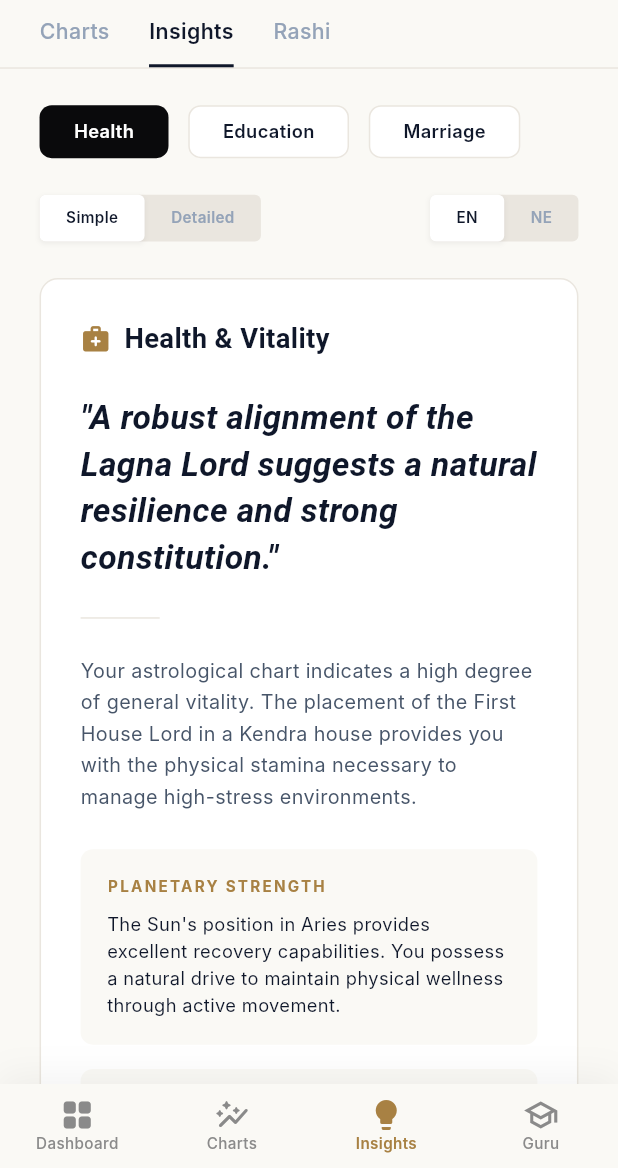
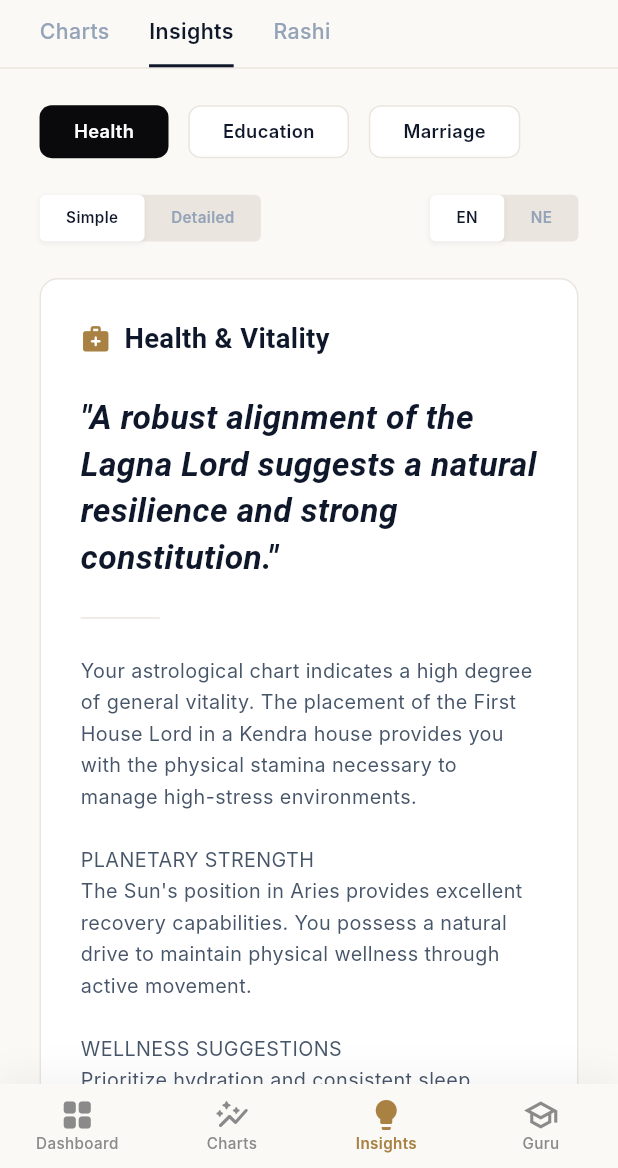
Before and after one commit to kiranshah59/Digital_kundali, a Flutter app: the InsightsScreen screen opened directly, on a phone screen of 412 x 824 dp, the part 68-1236 px from its top. Run offline on Flutter 3.47's test engine with Material 3 defaults, Android fonts, the phone set to English and light mode, and no system bars; our stand-ins replace flutter_screenutil, flutter_svg; accounts and stored records are empty; network calls fail; Roboto replaces fonts that are missing (Georgia, Inter).

Commit message:
Update app: implement insights feature and UI updates

```diff
--- a/lib/core/services/chart_service.dart
+++ b/lib/core/services/chart_service.dart
@@ -2,6 +2,7 @@ import 'dart:convert';
 import 'package:http/http.dart' as http;
 import '../../models/chart_model.dart';
 import '../../models/nepali_kundali_model.dart';
+import '../../models/insight_model.dart';
 import 'auth_service.dart';
 
 class ChartService {
@@ -114,6 +115,74 @@ class ChartService {
       return {
         'success': true,
         'data': _getMockNepali(chartId),
+      };
+    }
+  }
+
+  // --- INSIGHTS ---
+
+  static Future<Map<String, dynamic>> getInsight(int chartId, String topicSlug, {String language = 'en', String style = 'technical'}) async {
+    final url = Uri.parse('$baseUrl/charts/$chartId/insights/$topicSlug?language=$language&style=$style');
+    try {
+      final response = await http.get(
+        url,
+        headers: {
+          'Content-Type': 'application/json',
+          'Accept': 'application/json',
+          if (AuthService.token != null) 'Authorization': 'Bearer ${AuthService.token}',
+        },
+      );
+
+      final decodedData = jsonDecode(response.body);
+
+      if (response.statusCode >= 200 && response.statusCode < 300) {
+        return {
+          'success': true,
+          'data': InsightModel.fromJson(decodedData['data']),
+        };
+      } else {
+        return {
+          'success': false,
+          'message': decodedData['message'] ?? 'Insight not found',
+        };
+      }
+    } catch (e) {
+      return {
+        'success': false,
+        'message': 'Network error',
+      };
+    }
+  }
+
+  static Future<Map<String, dynamic>> regenerateInsight(int chartId, String topicSlug, {String language = 'en', String style = 'technical'}) async {
+    final url = Uri.parse('$baseUrl/charts/$chartId/insights/$topicSlug/regenerate?language=$language&style=$style');
+    try {
+      final response = await http.post(
+        url,
+        headers: {
+          'Content-Type': 'application/json',
+          'Accept': 'application/json',
+          if (AuthService.token != null) 'Authorization': 'Bearer ${AuthService.token}',
+        },
+      );
+
+      final decodedData = jsonDecode(response.body);
+
+      if (response.statusCode >= 200 && response.statusCode < 300) {
+        return {
+          'success': true,
+          'data': InsightModel.fromJson(decodedData['data']),
+        };
+      } else {
+        return {
+          'success': false,
+          'message': decodedData['message'] ?? 'Failed to regenerate insight',
+        };
+      }
+    } catch (e) {
+      return {
+        'success': false,
+        'message': 'Network error',
       };
     }
   }
--- /dev/null
+++ b/lib/models/insight_model.dart
@@ -0,0 +1,31 @@
+class InsightModel {
+  final int id;
+  final int chartId;
+  final int insightTopicId;
+  final String topicSlug;
+  final String language;
+  final String style;
+  final String content;
+
+  InsightModel({
+    required this.id,
+    required this.chartId,
+    required this.insightTopicId,
+    required this.topicSlug,
+    required this.language,
+    required this.style,
+    required this.content,
+  });
+
+  factory InsightModel.fromJson(Map<String, dynamic> json) {
+    return InsightModel(
+      id: json['id'] ?? 0,
+      chartId: json['chart_id'] ?? 0,
+      insightTopicId: json['insight_topic_id'] ?? 0,
+      topicSlug: json['topic_slug'] ?? '',
+      language: json['language'] ?? 'en',
+      style: json['style'] ?? 'technical',
+      content: json['content'] ?? '',
+    );
+  }
+}
--- a/lib/screens/kundali/insights_screen.dart
+++ b/lib/screens/kundali/insights_screen.dart
@@ -1,7 +1,9 @@
 import 'package:flutter/material.dart';
 import 'package:flutter_screenutil/flutter_screenutil.dart';
-import 'lagna_chart_screen.dart';
 import 'rashi_screen.dart';
+import '../../core/services/chart_service.dart';
+import '../../models/chart_model.dart';
+import '../../models/insight_model.dart';
 
 class InsightsScreen extends StatefulWidget {
   final dynamic profileData;
@@ -15,6 +17,86 @@ class InsightsScreen extends StatefulWidget {
 class _InsightsScreenState extends State<InsightsScreen> {
   bool _isDetailed = false;
   bool _showEnglish = true;
+
+  bool _isLoading = true;
+  String? _errorMessage;
+  InsightModel? _insightModel;
+  int? _chartId;
+
+  @override
+  void initState() {
+    super.initState();
+    _fetchInsightData();
+  }
+
+  Future<void> _fetchInsightData() async {
+    setState(() { _isLoading = true; _errorMessage = null; });
+
+    final String fullName = widget.profileData?['full_name'] ?? 'Unknown';
+    final profileId = widget.profileData?['id'] ?? fullName.hashCode.abs();
+
+    if (_chartId == null) {
+      final chartRes = await ChartService.getChart(profileId);
+      if (chartRes['success']) {
+        _chartId = (chartRes['data'] as ChartModel).id;
+      } else {
+        // Fallback to profileId for mock generation if chart not found
+        _chartId = profileId;
+      }
+    }
+
+    String lang = _showEnglish ? 'en' : 'ne';
+    String apiStyle = _isDetailed ? 'technical' : 'simple';
+
+    final insightRes = await ChartService.getInsight(_chartId!, 'health', language: lang, style: apiStyle);
+
+    if (insightRes['success']) {
+      setState(() {
+        _insightModel = insightRes['data'];
+        _isLoading = false;
+      });
+    } else {
+      // Mock fallback
+      setState(() {
+        _insightModel = InsightModel(
+          id: 1,
+          chartId: _chartId!,
+          insightTopicId: 1,
+          topicSlug: 'health',
+          language: lang,
+          style: apiStyle,
+          content: 'Your astrological chart indicates a high degree of general vitality. The placement of the First House Lord in a Kendra house provides you with the physical stamina necessary to manage high-stress environments.\n\nPLANETARY STRENGTH\nThe Sun\'s position in Aries provides excellent recovery capabilities. You possess a natural drive to maintain physical wellness through active movement.\n\nWELLNESS SUGGESTIONS\nPrioritize hydration and consistent sleep cycles. Moderate fire-based activities (Agni Yoga) can help balance your internal metabolic furnace.',
+        );
+        _isLoading = false;
+      });
+    }
+  }
+
+  Future<void> _regenerateInsight() async {
+    if (_chartId == null) return;
+    setState(() { _isLoading = true; _errorMessage = null; });
+
+    String lang = _showEnglish ? 'en' : 'ne';
+    String apiStyle = _isDetailed ? 'technical' : 'simple';
+
+    final insightRes = await ChartService.regenerateInsight(_chartId!, 'health', language: lang, style: apiStyle);
+
+    if (insightRes['success']) {
+      setState(() {
+        _insightModel = insightRes['data'];
+        _isLoading = false;
+      });
+    } else {
+      setState(() {
+        _isLoading = false;
+        _errorMessage = insightRes['message'];
+      });
+      // Show snackbar
+      if (mounted) {
+        ScaffoldMessenger.of(context).showSnackBar(SnackBar(content: Text(insightRes['message'] ?? 'Failed to regenerate')));
+      }
+    }
+  }
 
   @override
   Widget build(BuildContext context) {
@@ -135,8 +217,8 @@ class _InsightsScreenState extends State<InsightsScreen> {
                     ),
                     child: Row(
                       children: [
-                        _buildToggle('Simple', !_isDetailed, () => setState(() => _isDetailed = false)),
-                        _buildToggle('Detailed', _isDetailed, () => setState(() => _isDetailed = true)),
+                        _buildToggle('Simple', !_isDetailed, () { setState(() => _isDetailed = false); _fetchInsightData(); }),
+                        _buildToggle('Detailed', _isDetailed, () { setState(() => _isDetailed = true); _fetchInsightData(); }),
                       ],
                     ),
                   ),
@@ -148,8 +230,8 @@ class _InsightsScreenState extends State<InsightsScreen> {
                     ),
                     child: Row(
                       children: [
-                        _buildToggle('EN', _showEnglish, () => setState(() => _showEnglish = true)),
-                        _buildToggle('NE', !_showEnglish, () => setState(() => _showEnglish = false)),
+                        _buildToggle('EN', _showEnglish, () { setState(() => _showEnglish = true); _fetchInsightData(); }),
+                        _buildToggle('NE', !_showEnglish, () { setState(() => _showEnglish = false); _fetchInsightData(); }),
                       ],
                     ),
                   ),
@@ -159,6 +241,11 @@ class _InsightsScreenState extends State<InsightsScreen> {
             SizedBox(height: 24.h),
 
             // Main Health Card
+            if (_isLoading)
+              Center(child: Padding(padding: EdgeInsets.all(32.w), child: CircularProgressIndicator(color: const Color(0xFFA88143))))
+            else if (_errorMessage != null)
+              Center(child: Padding(padding: EdgeInsets.all(32.w), child: Text(_errorMessage!, style: TextStyle(color: Colors.red))))
+            else
               Padding(
               padding: EdgeInsets.symmetric(horizontal: 24.w),
               child: Container(
@@ -203,23 +290,13 @@ class _InsightsScreenState extends State<InsightsScreen> {
                     Container(width: 48.w, height: 1.h, color: const Color(0xFFEAE6DF)),
                     SizedBox(height: 24.h),
                     Text(
-                      'Your astrological chart indicates a high degree of general vitality. The placement of the First House Lord in a Kendra house provides you with the physical stamina necessary to manage high-stress environments.',
+                      _insightModel?.content ?? 'Your astrological chart indicates a high degree of general vitality...',
                       style: TextStyle(
                         fontFamily: 'Inter',
                         fontSize: 13.sp,
                         color: const Color(0xFF475569),
                         height: 1.6,
                       ),
-                    ),
-                    SizedBox(height: 24.h),
-                    _buildSubSection(
-                      'PLANETARY STRENGTH',
-                      'The Sun\'s position in Aries provides excellent recovery capabilities. You possess a natural drive to maintain physical wellness through active movement.',
-                    ),
-                    SizedBox(height: 16.h),
-                    _buildSubSection(
-                      'WELLNESS SUGGESTIONS',
-                      'Prioritize hydration and consistent sleep cycles. Moderate fire-based activities (Agni Yoga) can help balance your internal metabolic furnace.',
                     ),
                     SizedBox(height: 32.h),
                     Divider(color: const Color(0xFFEAE6DF), height: 1),
@@ -242,21 +319,24 @@ class _InsightsScreenState extends State<InsightsScreen> {
                             ),
                           ],
                         ),
-                        Row(
+                        GestureDetector(
+                          onTap: _regenerateInsight,
+                          child: Row(
                             children: [
                               Text(
-                              'Share\nReport',
+                                'Regenerate\nInsight',
                                 textAlign: TextAlign.right,
                                 style: TextStyle(
                                   fontFamily: 'Inter',
                                   fontSize: 12.sp,
                                   fontWeight: FontWeight.w600,
-                                color: const Color(0xFF0F172A),
+                                  color: const Color(0xFFA88143),
                                 ),
                               ),
                               SizedBox(width: 8.w),
-                            Icon(Icons.share, size: 16.sp, color: const Color(0xFF0F172A)),
+                              Icon(Icons.refresh, size: 16.sp, color: const Color(0xFFA88143)),
                             ],
+                          ),
                         ),
                       ],
                     ),
--- a/lib/screens/kundali/lagna_chart_screen.dart
+++ b/lib/screens/kundali/lagna_chart_screen.dart
@@ -328,7 +328,7 @@ class _LagnaChartScreenState extends State<LagnaChartScreen> {
                               SizedBox(height: 24.h),
 
                               if (_chartModel != null)
-                                ..._chartModel!.chartData.planets.entries.map((e) => _buildPlanetaryStatusRow(e.key, e.value)).toList(),
+                                ..._chartModel!.chartData.planets.entries.map((e) => _buildPlanetaryStatusRow(e.key, e.value)),
 
                               SizedBox(height: 24.h),
                               Container(
--- a/lib/screens/kundali/rashi_screen.dart
+++ b/lib/screens/kundali/rashi_screen.dart
@@ -1,7 +1,6 @@
 import 'package:flutter/material.dart';
 import 'package:flutter_screenutil/flutter_screenutil.dart';
 import 'insights_screen.dart';
-import 'lagna_chart_screen.dart';
 
 class RashiScreen extends StatefulWidget {
   final dynamic profileData;
--- a/lib/screens/onboarding/onboarding_screen.dart
+++ b/lib/screens/onboarding/onboarding_screen.dart
@@ -34,7 +34,7 @@ class OnboardingScreen extends StatelessWidget {
               border: Border.all(color: const Color(0xFFEAE6DF)),
               boxShadow: [
                 BoxShadow(
-                  color: Colors.black.withOpacity(0.08),
+                  color: Colors.black.withValues(alpha: 0.08),
                   blurRadius: 24,
                   offset: const Offset(0, 12),
                 ),
--- a/pubspec.yaml
+++ b/pubspec.yaml
@@ -39,6 +39,7 @@ dependencies:
   flutter_svg: ^2.3.0
   google_fonts: ^8.2.1
   flutter_screenutil: ^5.9.3
+  shared_preferences: ^2.5.5
 
 dev_dependencies:
   flutter_test:
```
Also changed, not shown: lib/core/services/profile_service.dart (+5 -3 lines), lib/widgets/birth_profiles_section.dart (+10 -8 lines), pubspec.lock, 2 other files. Lines whose indentation alone changed are shown as unchanged.
